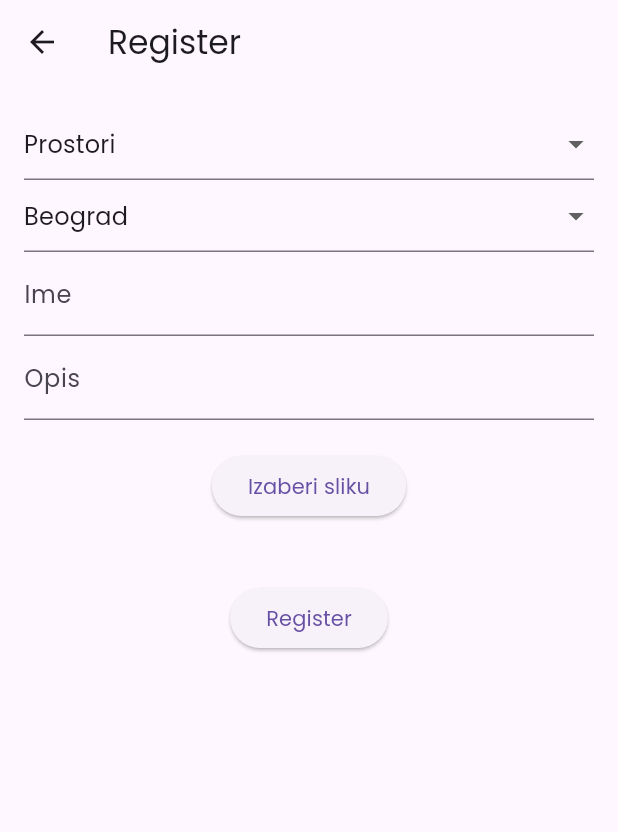
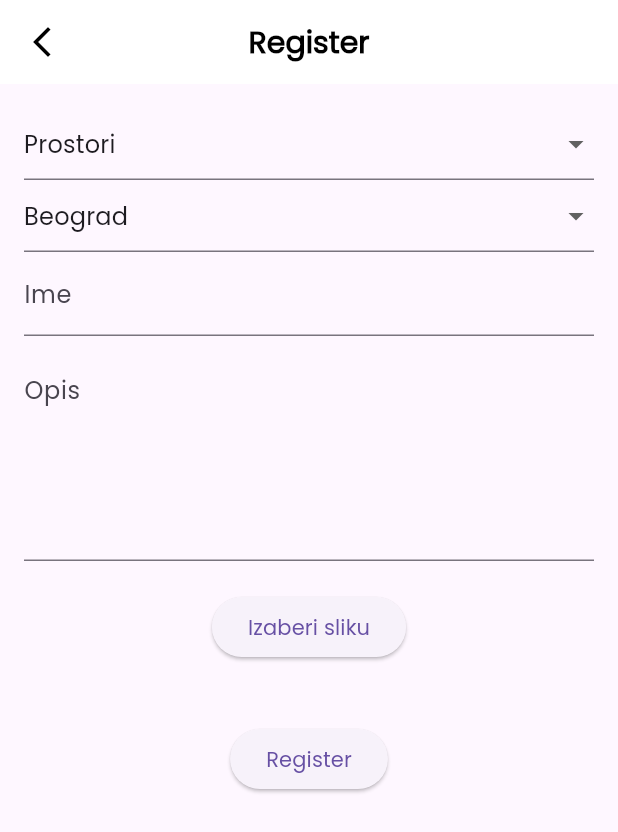
Before and after one commit to steva1312/MTS-PartyUp, a Flutter app: the RegisterOwner screen opened directly with empty values, on a phone screen of 412 x 824 dp. Shown: the top 832 px of the screen. Run offline on Flutter 3.47's test engine with Material 3 defaults, Android fonts, the light colour scheme and no system bars; our stand-ins replace firebase_auth, firebase_core, firebase_database, firebase_storage, image_cropper, image_picker and 1 more; accounts and stored records are empty.

Commit message:
promenjeno nesto u register owner i dodato da sifra mora ima 6 karaktera zato sto cipi koristi vs code debil

```diff
--- a/lib/pages/register.dart
+++ b/lib/pages/register.dart
@@ -102,6 +102,9 @@ class _RegisterPageState extends State<Register> {
                     if (value == null || value.isEmpty) {
                       return 'Unesite sifru';
                     }
+                    if (value.length < 6) {
+                      return 'Sifra mora imati najmanje 6 karaktera';
+                    }
                     return null;
                   },
                 ),
--- a/lib/pages/register_owner.dart
+++ b/lib/pages/register_owner.dart
@@ -1,12 +1,10 @@
 import 'dart:io';
-import 'package:mts_partyup/pages/register.dart';
 import 'package:firebase_auth/firebase_auth.dart';
 import 'package:firebase_storage/firebase_storage.dart';
 import 'package:flutter/material.dart';
 import 'package:mts_partyup/data.dart';
 import 'package:firebase_database/firebase_database.dart';
 import 'package:mts_partyup/pages/home.dart';
-import 'package:uuid/uuid.dart';
 
 
 class RegisterOwner extends StatefulWidget {
@@ -36,10 +34,36 @@ class _RegisterOwnerPageState extends State<RegisterOwner> {
   File? pickedProfilePicture;
   final storageRef = FirebaseStorage.instance.ref();
 
+  AppBar appBar(BuildContext context) {
+    return AppBar(
+      backgroundColor: Colors.white,
+      centerTitle: true,
+      title: const Text(
+        'Register',
+        style: TextStyle(
+            color: Colors.black, fontWeight:
+        FontWeight.bold,
+            fontSize: 20
+        ),
+      ),
+      elevation: 0.0,
+
+      leading: IconButton(
+          onPressed: () {
+            Navigator.pop(context);
+          },
+          icon: const Icon(
+            Icons.arrow_back_ios_new,
+            color: Colors.black,
+          )
+      ),
+    );
+  }
+
   @override
   Widget build(BuildContext context) {
     return Scaffold(
-      appBar: AppBar(title: const Text('Register')),
+      appBar: appBar(context),
       body: ListView(
         padding: const EdgeInsets.all(16.0),
         children: [
@@ -66,7 +90,6 @@ class _RegisterOwnerPageState extends State<RegisterOwner> {
                       value: o,
                       child: Text(o),
                     )).toList(),
-
                     value: inputImeGrada,
 
                     onChanged: (String? newValue) {
@@ -85,9 +108,15 @@ class _RegisterOwnerPageState extends State<RegisterOwner> {
                     return null;
                   },
                 ),
-                TextFormField(
+
+                SizedBox(
+                  height: 150,
+                  child: TextFormField(
                     controller: _descriptionController,
-                  decoration: const InputDecoration(labelText: 'Opis'),
+                    decoration: const InputDecoration(labelText: 'Opis', alignLabelWithHint: true),
+                    maxLines: null,
+                    expands: true,
+                    keyboardType: TextInputType.multiline,
                     validator: (value) {
                       if (value == null || value.isEmpty) {
                         return 'Unesite opis';
@@ -95,6 +124,8 @@ class _RegisterOwnerPageState extends State<RegisterOwner> {
                       return null;
                     },
                   ),
+                ),
+
 
 
 
```
Lines whose indentation alone changed are shown as unchanged.
